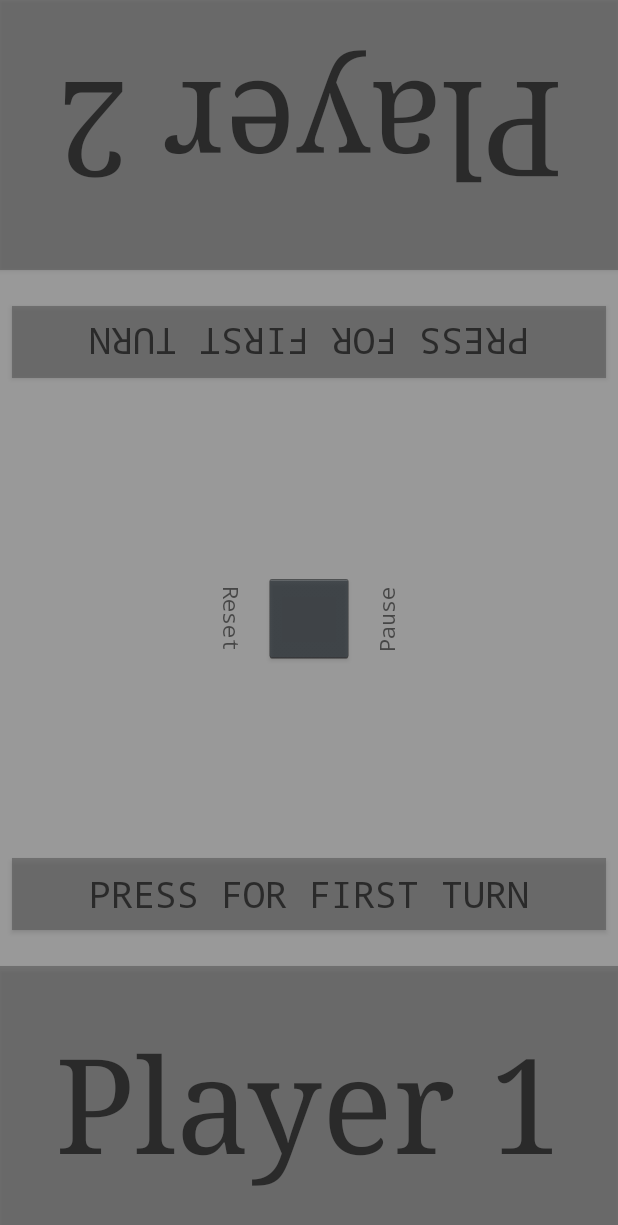
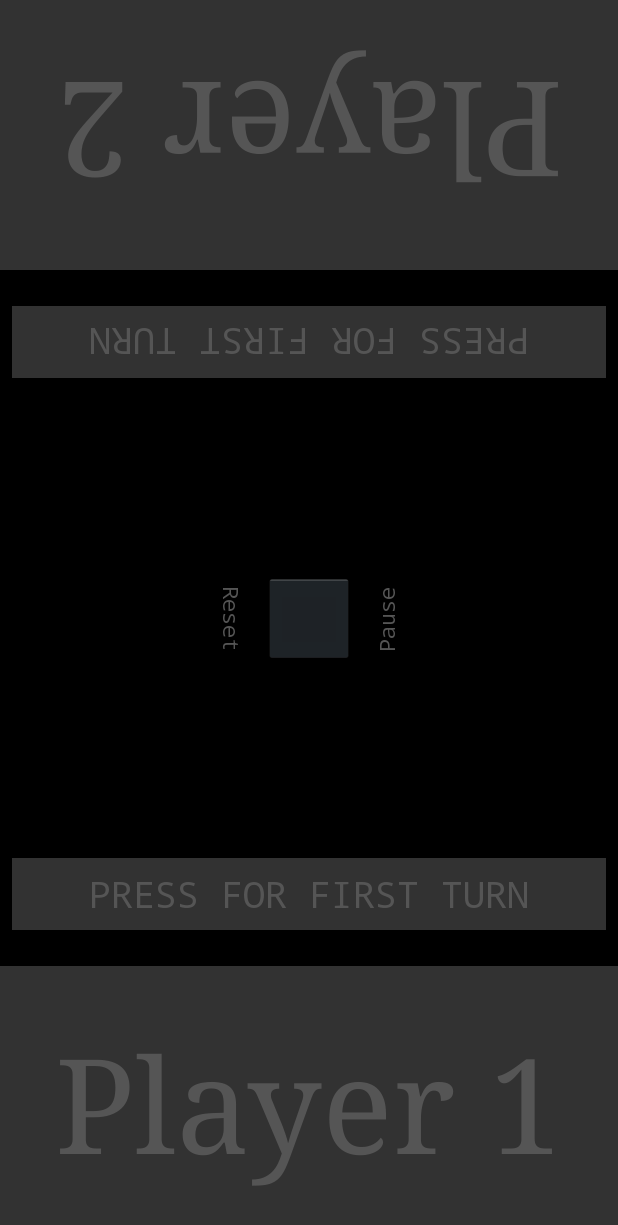
Before and after one commit to DallasGianniny/ChessTime, an Android app: the screen it shows after launch (MainActivity), on a phone screen of 412 x 824 dp. Shown: the top 1225 px of the screen. Run offline under Robolectric (Android 15) with nearby library versions, the light colour scheme and no system bars.

Commit message:
changed color scheme to a dark theme

```diff
--- a/app/src/main/AndroidManifest.xml
+++ b/app/src/main/AndroidManifest.xml
@@ -1,6 +1,7 @@
 <?xml version="1.0" encoding="utf-8"?>
 <manifest xmlns:android="http://schemas.android.com/apk/res/android"
     package="com.example.dallas.chesstime">
+
     <application
         android:allowBackup="true"
         android:icon="@mipmap/ic_launcher"
@@ -8,7 +9,9 @@
         android:roundIcon="@mipmap/ic_launcher_round"
         android:supportsRtl="true"
         android:theme="@style/AppTheme">
-        <activity android:name=".MainActivity" android:screenOrientation="portrait">
+        <activity
+            android:name=".MainActivity"
+            android:screenOrientation="portrait">
             <intent-filter>
                 <action android:name="android.intent.action.MAIN" />
 
--- a/app/src/main/res/layout/activity_main.xml
+++ b/app/src/main/res/layout/activity_main.xml
@@ -4,7 +4,7 @@
     xmlns:tools="http://schemas.android.com/tools"
     android:layout_width="match_parent"
     android:layout_height="match_parent"
-    android:background="@color/Gray"
+    android:background="@color/Black"
     tools:context=".MainActivity">
 
     <Button
@@ -16,6 +16,7 @@
         android:background="@color/Gray"
         android:hint="@string/player_1"
         android:textColor="@android:color/black"
+        android:textColorHint="@color/colorPrimary"
         android:textSize="88sp"
         android:typeface="serif"
         app:layout_constraintBottom_toBottomOf="parent"
@@ -33,6 +34,7 @@
         android:hint="@string/player_2"
         android:rotation="180"
         android:textColor="@android:color/black"
+        android:textColorHint="@color/colorPrimary"
         android:textSize="88sp"
         android:typeface="serif"
         app:layout_constraintBottom_toBottomOf="@+id/button"
@@ -53,6 +55,7 @@
         android:hint="@string/press_for_first_turn"
         android:textColor="@android:color/black"
         android:textColorHighlight="@color/White"
+        android:textColorHint="@color/colorPrimary"
         android:textSize="24sp"
         android:typeface="monospace"
         app:layout_constraintBottom_toTopOf="@+id/button"
@@ -76,6 +79,7 @@
         android:rotation="180"
         android:textColor="@android:color/black"
         android:textColorHighlight="@color/White"
+        android:textColorHint="@color/colorPrimary"
         android:textSize="24sp"
         android:typeface="monospace"
         app:layout_constraintBottom_toBottomOf="parent"
@@ -108,6 +112,7 @@
         android:rotation="90"
         android:text="@string/reset"
         android:textAlignment="center"
+        android:textColor="@color/colorPrimary"
         android:typeface="monospace"
         app:layout_constraintBottom_toTopOf="@+id/firstTurnbutton"
         app:layout_constraintEnd_toStartOf="@+id/resetButton"
@@ -140,6 +145,7 @@
         android:rotation="270"
         android:text="@string/pause"
         android:textAlignment="center"
+        android:textColor="@color/colorPrimary"
         android:typeface="monospace"
         app:layout_constraintBottom_toTopOf="@+id/firstTurnbutton"
         app:layout_constraintEnd_toEndOf="parent"
--- a/app/src/main/res/values/colors.xml
+++ b/app/src/main/res/values/colors.xml
@@ -11,4 +11,5 @@
     <color name="OneHalf">#660000</color>
     <color name="White">#FFFFFF</color>
     <color name="Gray">#96555555</color>
+    <color name="Black">#000000</color>
 </resources>
--- a/app/src/main/res/values/styles.xml
+++ b/app/src/main/res/values/styles.xml
@@ -1,4 +1,5 @@
 <resources>
+
     <style name="AppTheme" parent="Theme.AppCompat.Light.NoActionBar">
         <item name="colorPrimary">@color/colorPrimary</item>
         <item name="colorPrimaryDark">@color/colorPrimaryDark</item>
```
Also changed, not shown: app/src/main/java/com/example/dallas/chesstime/MainActivity.java (+6 -1 lines), 2 other files. Lines whose indentation alone changed are shown as unchanged.
